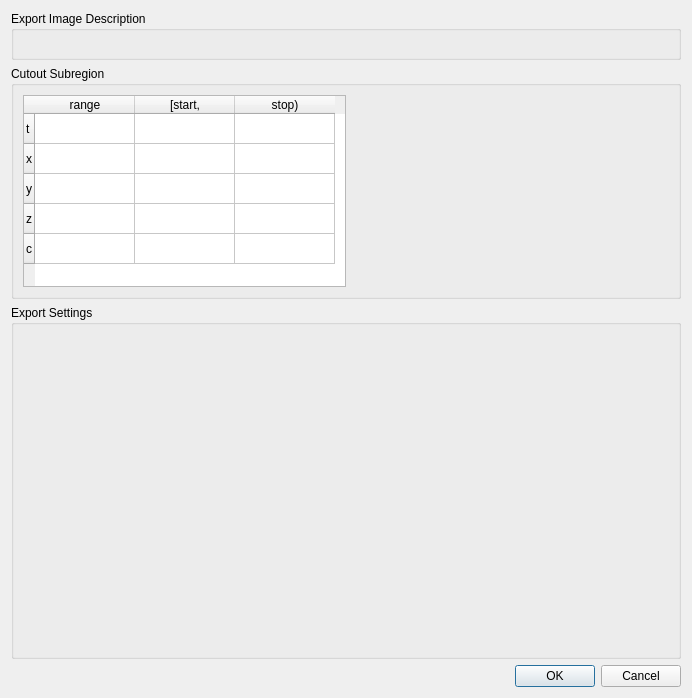
Before: the Qt Designer form volumina/widgets/wysiwygExportOptionsDlg.ui in ilastik/volumina, drawn with Qt 5.
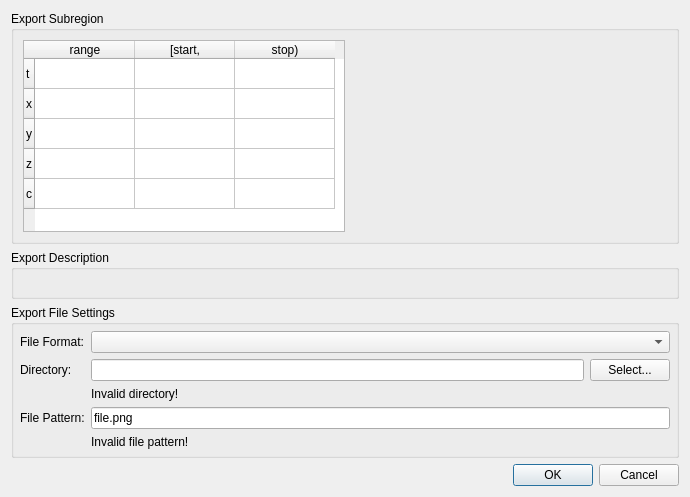
After: the same form once the commit is applied. Custom widgets are drawn as their Qt base class.

Commit message: WIP: dialog more advanced, export not thoroughly tested yet

What changed in the file:
```diff
--- a/volumina/widgets/wysiwygExportOptionsDlg.ui
+++ b/volumina/widgets/wysiwygExportOptionsDlg.ui
@@ -6,12 +6,12 @@
    <rect>
     <x>0</x>
     <y>0</y>
-    <width>692</width>
-    <height>698</height>
+    <width>690</width>
+    <height>463</height>
    </rect>
   </property>
   <property name="sizePolicy">
-   <sizepolicy hsizetype="Preferred" vsizetype="Preferred">
+   <sizepolicy hsizetype="Preferred" vsizetype="Minimum">
     <horstretch>0</horstretch>
     <verstretch>0</verstretch>
    </sizepolicy>
@@ -20,31 +20,6 @@
    <string>Image Export Options</string>
   </property>
   <layout class="QVBoxLayout" name="verticalLayout">
-   <item>
-    <widget class="QGroupBox" name="groupBox_6">
-     <property name="sizePolicy">
-      <sizepolicy hsizetype="Preferred" vsizetype="Maximum">
-       <horstretch>0</horstretch>
-       <verstretch>0</verstretch>
-      </sizepolicy>
-     </property>
-     <property name="title">
-      <string>Export Image Description</string>
-     </property>
-     <layout class="QVBoxLayout" name="verticalLayout_6">
-      <property name="margin">
-       <number>6</number>
-      </property>
-      <item>
-       <widget class="QLabel" name="label">
-        <property name="text">
-         <string/>
-        </property>
-       </widget>
-      </item>
-     </layout>
-    </widget>
-   </item>
    <item>
     <widget class="QGroupBox" name="groupBox_2">
      <property name="sizePolicy">
@@ -54,7 +29,7 @@
       </sizepolicy>
      </property>
      <property name="title">
-      <string>Cutout Subregion</string>
+      <string>Export Subregion</string>
      </property>
      <property name="checkable">
       <bool>false</bool>
@@ -138,28 +113,125 @@
      </layout>
     </widget>
    </item>
+   <item>
+    <widget class="QGroupBox" name="groupBox_6">
+     <property name="sizePolicy">
+      <sizepolicy hsizetype="Preferred" vsizetype="Maximum">
+       <horstretch>0</horstretch>
+       <verstretch>0</verstretch>
+      </sizepolicy>
+     </property>
+     <property name="title">
+      <string>Export Description</string>
+     </property>
+     <layout class="QVBoxLayout" name="verticalLayout_6">
+      <property name="margin">
+       <number>6</number>
+      </property>
+      <item>
+       <widget class="QLabel" name="exportDesc">
+        <property name="text">
+         <string/>
+        </property>
+       </widget>
+      </item>
+     </layout>
+    </widget>
+   </item>
    <item>
     <widget class="QGroupBox" name="groupBox_5">
      <property name="title">
-      <string>Export Settings</string>
+      <string>Export File Settings</string>
      </property>
      <layout class="QVBoxLayout" name="verticalLayout_3">
       <property name="margin">
        <number>6</number>
       </property>
       <item>
-       <widget class="MultiformatSlotExportFileOptionsWidget" name="exportFileOptionsWidget" native="true">
-        <property name="sizePolicy">
-         <sizepolicy hsizetype="Preferred" vsizetype="Expanding">
-          <horstretch>0</horstretch>
-          <verstretch>0</verstretch>
-         </sizepolicy>
-        </property>
-       </widget>
+       <layout class="QGridLayout" name="gridLayout">
+        <item row="1" column="2">
+         <widget class="QPushButton" name="selectDirectoryButton">
+          <property name="text">
+           <string>Select...</string>
+          </property>
+         </widget>
+        </item>
+        <item row="4" column="1" colspan="2">
+         <widget class="QLineEdit" name="filePatternEdit">
+          <property name="text">
+           <string>file.png</string>
+          </property>
+         </widget>
+        </item>
+        <item row="0" column="1" colspan="2">
+         <widget class="QComboBox" name="fileFormatCombo">
+          <property name="enabled">
+           <bool>true</bool>
+          </property>
+          <property name="sizePolicy">
+           <sizepolicy hsizetype="Minimum" vsizetype="Fixed">
+            <horstretch>0</horstretch>
+            <verstretch>0</verstretch>
+           </sizepolicy>
+          </property>
+         </widget>
+        </item>
+        <item row="1" column="1">
+         <widget class="QLineEdit" name="directoryEdit"/>
+        </item>
+        <item row="2" column="1">
+         <widget class="QLabel" name="directoryInvalidLabel">
+          <property name="text">
+           <string>Invalid directory!</string>
+          </property>
+         </widget>
+        </item>
+        <item row="1" column="0">
+         <widget class="QLabel" name="label">
+          <property name="text">
+           <string>Directory:</string>
+          </property>
+         </widget>
+        </item>
+        <item row="0" column="0">
+         <widget class="QLabel" name="label_2">
+          <property name="text">
+           <string>File Format:</string>
+          </property>
+         </widget>
+        </item>
+        <item row="4" column="0">
+         <widget class="QLabel" name="label_3">
+          <property name="text">
+           <string>File Pattern:</string>
+          </property>
+         </widget>
+        </item>
+        <item row="5" column="1">
+         <widget class="QLabel" name="filePatternInvalidLabel">
+          <property name="text">
+           <string>Invalid file pattern!</string>
+          </property>
+         </widget>
+        </item>
+       </layout>
       </item>
      </layout>
     </widget>
    </item>
+   <item>
+    <spacer name="verticalSpacer">
+     <property name="orientation">
+      <enum>Qt::Vertical</enum>
+     </property>
+     <property name="sizeHint" stdset="0">
+      <size>
+       <width>20</width>
+       <height>40</height>
+      </size>
+     </property>
+    </spacer>
+   </item>
    <item>
     <widget class="QDialogButtonBox" name="buttonBox">
      <property name="orientation">
@@ -173,12 +245,6 @@
   </layout>
  </widget>
  <customwidgets>
-  <customwidget>
-   <class>MultiformatSlotExportFileOptionsWidget</class>
-   <extends>QWidget</extends>
-   <header>volumina.widgets.multiformatSlotExportFileOptionsWidget</header>
-   <container>1</container>
-  </customwidget>
   <customwidget>
    <class>SubregionRoiWidget</class>
    <extends>QTableWidget</extends>
```
The commit also changes 2 other files.
